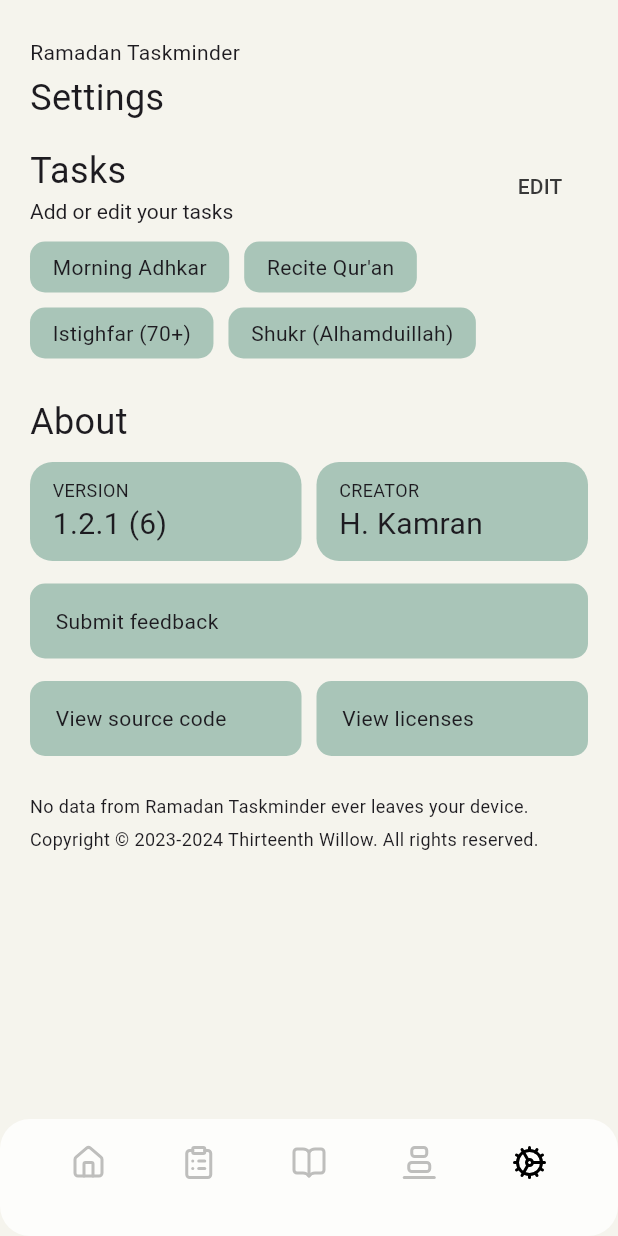
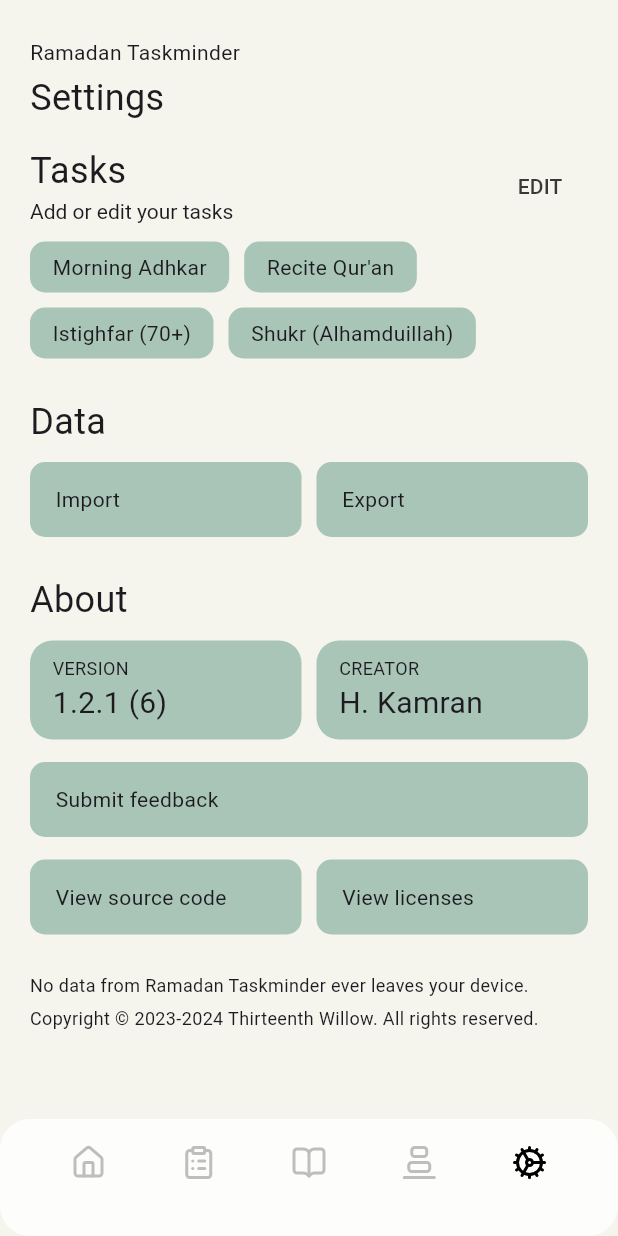
Before and after one commit to hkamran80/ramadan-taskminder, a Flutter app: the SettingsScreen screen opened by its route, on a phone screen of 412 x 824 dp. Run offline on Flutter 3.47's test engine with Material 3 defaults, Android fonts, the phone set to English and light mode, and no system bars; our stand-ins replace go_router, google_fonts, hijri, hive_flutter, lucide_icons_flutter, package_info_plus and 1 more; missing offline and left inert: flutter_file_dialog; accounts and stored records are empty; Roboto replaces fonts that are missing (Numans).

Commit message:
Add export functionality

```diff
--- a/lib/constants.dart
+++ b/lib/constants.dart
@@ -1,4 +1,6 @@
 const appName = "Ramadan Taskminder";
+
+final List<String> boxes = ["quran", "tasks", "prayers"];
 
 Uri feedbackUrl = Uri.parse(
   "https://docs.google.com/forms/d/e/1FAIpQLScqajYl3qmnkdb48voPwN88LENp6XPxPh4eYQzgZUhAluqGWg/viewform?usp=sf_link",
@@ -8,4 +10,5 @@ Uri repositoryUrl =
     Uri.parse("https://github.com/hkamran80/ramadan-taskminder");
 Uri hkamranUrl = Uri.parse("https://hkamran.com");
 Uri eidTakbeerVideo = Uri.parse("https://www.youtube.com/watch?v=b_VjixnU6fQ");
-Uri eidTakbeerPdf = Uri.parse("https://islamicbulletin.org/en/ebooks/prayer/eid_takbeer.pdf");
+Uri eidTakbeerPdf =
+    Uri.parse("https://islamicbulletin.org/en/ebooks/prayer/eid_takbeer.pdf");
--- a/lib/screens/settings.dart
+++ b/lib/screens/settings.dart
@@ -5,6 +5,7 @@ import 'package:package_info_plus/package_info_plus.dart';
 import 'package:ramadan_taskminder/constants.dart';
 import 'package:ramadan_taskminder/tasks.dart';
 import 'package:ramadan_taskminder/theme.dart';
+import 'package:ramadan_taskminder/widgets/data_row.dart';
 import 'package:ramadan_taskminder/widgets/page_footer.dart';
 import 'package:ramadan_taskminder/widgets/page_header.dart';
 import 'package:ramadan_taskminder/widgets/screen_footer.dart';
@@ -113,6 +114,10 @@ class _SettingsScreenState extends State<SettingsScreen> {
                         const SizedBox(
                           height: 25,
                         ),
+                        const DataHandlingRow(),
+                        const SizedBox(
+                          height: 25,
+                        ),
                         Column(
                           mainAxisSize: MainAxisSize.min,
                           crossAxisAlignment: CrossAxisAlignment.start,
--- /dev/null
+++ b/lib/widgets/data_row.dart
@@ -0,0 +1,111 @@
+import 'dart:io';
+
+import 'package:archive/archive_io.dart';
+import 'package:flutter/material.dart';
+import 'package:flutter_file_dialog/flutter_file_dialog.dart';
+import 'package:ramadan_taskminder/constants.dart';
+import 'package:ramadan_taskminder/filesystem.dart';
+import 'package:ramadan_taskminder/widgets/section_header.dart';
+import 'package:ramadan_taskminder/widgets/wide_card.dart';
+
+class DataHandlingRow extends StatefulWidget {
+  const DataHandlingRow({
+    Key? key,
+  }) : super(key: key);
+
+  @override
+  State<DataHandlingRow> createState() => _DataHandlingRowState();
+}
+
+class _DataHandlingRowState extends State<DataHandlingRow> {
+  @override
+  void dispose() {
+    super.dispose();
+  }
+
+  Future<void> exportBoxes() async {
+    final exportDirectory = await localPath;
+
+    for (final box in boxes) {
+      // print("Exporting $box...");
+      // Copy file
+      await exportHiveBox(box, exportDirectory);
+    }
+
+    var encoder = ZipFileEncoder();
+    encoder.create("$exportDirectory/rtm-export.zip");
+    for (final box in boxes) {
+      // print("Archiving $box...");
+
+      // Add file to archive
+      await encoder.addFile(
+        File("$exportDirectory/export-$box.hive"),
+        "$box.hive",
+      );
+
+      // Write checksum
+      String checksum =
+          await calculateFileChecksum("$exportDirectory/export-$box.hive");
+      final file = File("$exportDirectory/$box.sha256");
+      await file.writeAsString(checksum);
+      await encoder.addFile(file);
+    }
+
+    final File file = File("$exportDirectory/meta.txt");
+    await file.writeAsString("date,${DateTime.now().toIso8601String()}");
+    await encoder.addFile(file);
+
+    // print("Closing archive...");
+    encoder.close();
+
+    // Save archive
+    // print("Saving archive...");
+    await FlutterFileDialog.saveFile(
+      params: SaveFileDialogParams(
+        sourceFilePath: "$exportDirectory/rtm-export.zip",
+      ),
+    );
+
+    // Delete files
+    // print("Deleting files...");
+    for (final box in boxes) {
+      final hiveFile = File("$exportDirectory/export-$box.hive");
+      final checksumFile = File("$exportDirectory/$box.sha256");
+
+      await hiveFile.delete();
+      await checksumFile.delete();
+    }
+
+    final archiveFile = File("$exportDirectory/rtm-export.zip");
+    final metadataFile = File("$exportDirectory/meta.txt");
+
+    await archiveFile.delete();
+    await metadataFile.delete();
+  }
+
+  @override
+  Widget build(BuildContext context) {
+    return Column(
+      mainAxisSize: MainAxisSize.min,
+      crossAxisAlignment: CrossAxisAlignment.start,
+      children: [
+        const SectionHeader(title: "Data"),
+        const SizedBox(height: 10),
+        Row(
+          mainAxisAlignment: MainAxisAlignment.spaceBetween,
+          children: [
+            const WideCard(
+              content: "Import",
+              halfWidth: true,
+            ),
+            WideCard(
+              content: "Export",
+              halfWidth: true,
+              onTap: () => exportBoxes(),
+            ),
+          ],
+        ),
+      ],
+    );
+  }
+}
--- a/pubspec.yaml
+++ b/pubspec.yaml
@@ -42,6 +42,10 @@ dependencies:
     package_info_plus: ^5.0.1
     google_fonts: ^6.1.0
     go_router: ^13.1.0
+    path_provider: ^2.1.2
+    flutter_file_dialog: ^3.0.2
+    archive: ^3.4.10
+    crypto: ^3.0.3
 
 dev_dependencies:
     flutter_test:
```
Also changed, not shown: lib/filesystem.dart (added, +30 -0 lines), pubspec.lock.
